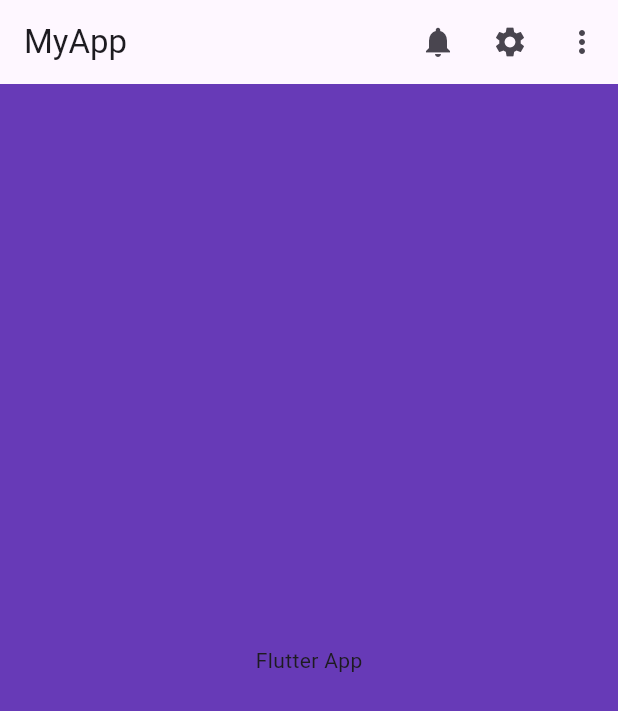
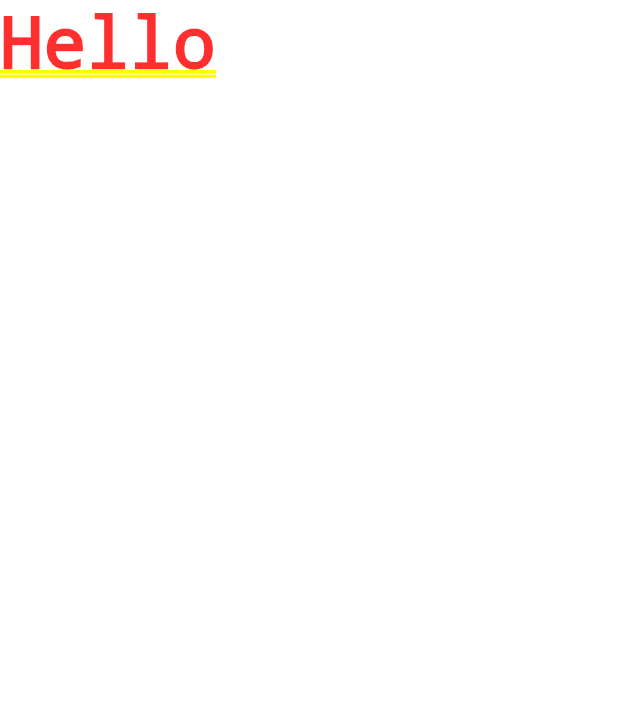
Before and after one commit to Foam-01/StockFlowMobile, a Flutter app: the screen it shows after launch, on a phone screen of 412 x 824 dp. Shown: the top 711 px of the screen. Run offline on Flutter 3.47's test engine with Material 3 defaults, Android fonts, the phone set to English and light mode, and no system bars.

Commit message:
feat: add main entry point, main app layout, and row example widgets

```diff
--- a/lib/main.dart
+++ b/lib/main.dart
@@ -1,7 +1,7 @@
 import 'package:flutter/material.dart';
 
-import 'main_app.dart';
+import 'package:my_first_app/row_example.dart';
 
 void main() {
-  runApp(const MainApp());
+  runApp(const RowExample());
 }
--- /dev/null
+++ b/lib/row_example.dart
@@ -0,0 +1,10 @@
+import 'package:flutter/material.dart';
+
+class RowExample extends StatelessWidget {
+  const RowExample({super.key});
+
+  @override
+  Widget build(BuildContext context) {
+    return MaterialApp(home: Text('Hello'));
+  }
+}
```
Also changed, not shown: lib/main_app.dart (+11 -2 lines).
